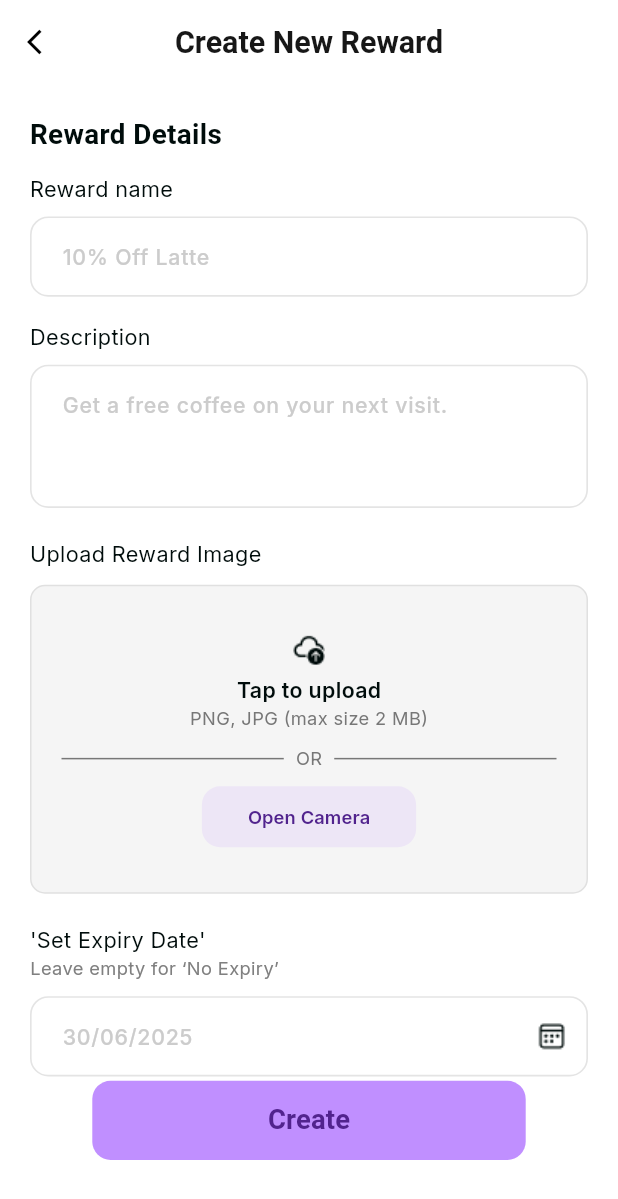
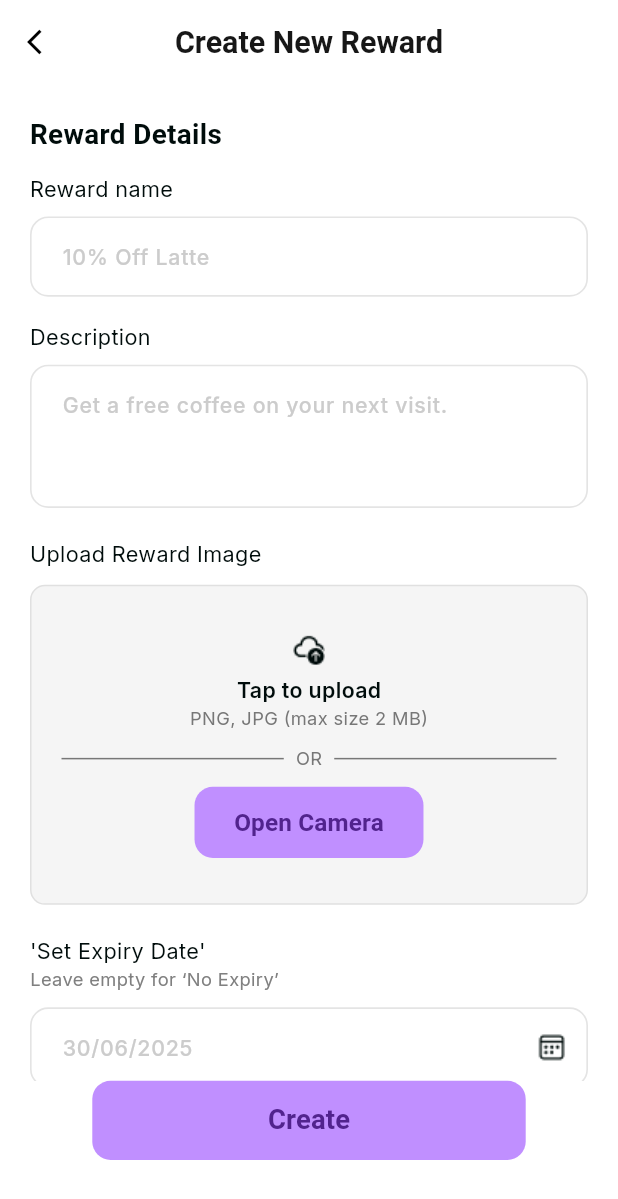
Before and after one commit to azmirkhan0101/crescent-business-app, a Flutter app: the RewardScreens screen opened by its route, after a tap on the "add" icon, on a phone screen of 412 x 824 dp. Shown: the top 1199 px of the screen. Run offline on Flutter 3.47's test engine with Material 3 defaults, Android fonts, the phone set to English and light mode, and no system bars; drawn by our look-alikes of oktoast; our stand-ins replace buttons_tabbar, file_picker, fl_chart, flutter_screenutil, get, go_router and 4 more; missing offline and left inert: any_link_preview, mobile_scanner.

Commit message:
clean code

```diff
--- a/lib/features/on_boarding/setup_complete_one_screen.dart
+++ b/lib/features/on_boarding/setup_complete_one_screen.dart
@@ -263,7 +263,7 @@ class BusinessSetupCompleteOneScreen extends StatelessWidget {
             right: 0,
             child: Center(
               child: CustomButton(
-                width: 263.w,
+
                 backgroundColor: Color(0xFFD1FF43),
                 textColor: AppColors.black,
                 text: AppText.done,
--- a/lib/features/reward/reward_screens.dart
+++ b/lib/features/reward/reward_screens.dart
@@ -75,8 +75,7 @@ class RewardScreens extends StatelessWidget {
             ),
             SizedBox(height: 12.h),
             CustomButton(
-              height: 40.h,
-              width: 144.w,
+
               backgroundColor: const Color(0x26C08FFF),
               widget: Row(
                 children: [
--- a/lib/features/reward/widget/upload_image_section.dart
+++ b/lib/features/reward/widget/upload_image_section.dart
@@ -71,12 +71,51 @@ class UploadImageSection extends StatelessWidget {
               ),
 
               const SizedBox(height: 10),
-              CustomButton(
-                buttonTextStyle: AppTextStyle.buttonTextStyle.copyWith(fontSize: 12.sp,fontWeight: FontWeight.w600),
-                 height: 40.h,
-                  width: 130.w,
-                  backgroundColor: Color(0x26C08FFF),
-                  text: "Open Camera", onPressed: (){}),
+              // CustomButton(
+              //   buttonTextStyle: AppTextStyle.buttonTextStyle.copyWith(fontSize: 12.sp,fontWeight: FontWeight.w600),
+              //
+              //     backgroundColor: Color(0x26C08FFF),
+              //     text: "Open Camera", onPressed: (){}),
+
+
+
+
+              ElevatedButton(
+                style: ElevatedButton.styleFrom(
+                  backgroundColor: AppColors.primaryColor,
+                  shape: RoundedRectangleBorder(
+                    borderRadius: BorderRadius.circular(12.r),
+                  ),
+                  padding: EdgeInsets.symmetric(
+                    vertical: 12.h,
+                    horizontal: 24.w,
+                  ),
+                  elevation: 0,
+                ),
+                onPressed: () {
+                  // এখানে তোমার camera open করার কোড যাবে
+                },
+                child: Text(
+                  "Open Camera",
+                  maxLines: 1,
+                  overflow: TextOverflow.ellipsis,
+                  style: TextStyle(
+                    fontSize: 16.sp,
+                    fontWeight: FontWeight.w600,
+                    color: AppColors.buttonTextColor,
+                  ),
+                ),
+              )
+
+
+
+
+
+
+
+
+
+
             ],
           ),
         ),
```
Also changed, not shown: lib/features/reward/edit_reward_screen.dart (+6 -3 lines), lib/features/reward/widget/online_options_widget.dart (+10 -3 lines).
